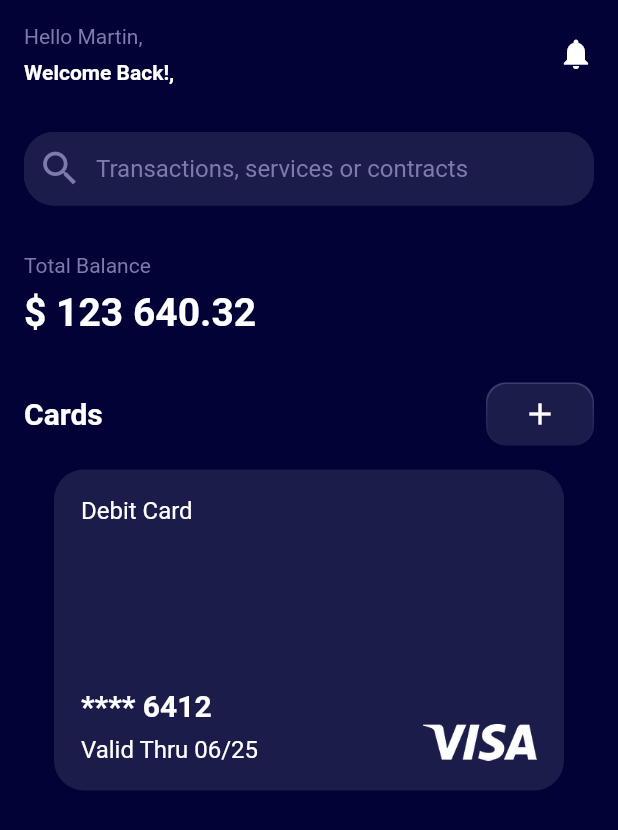
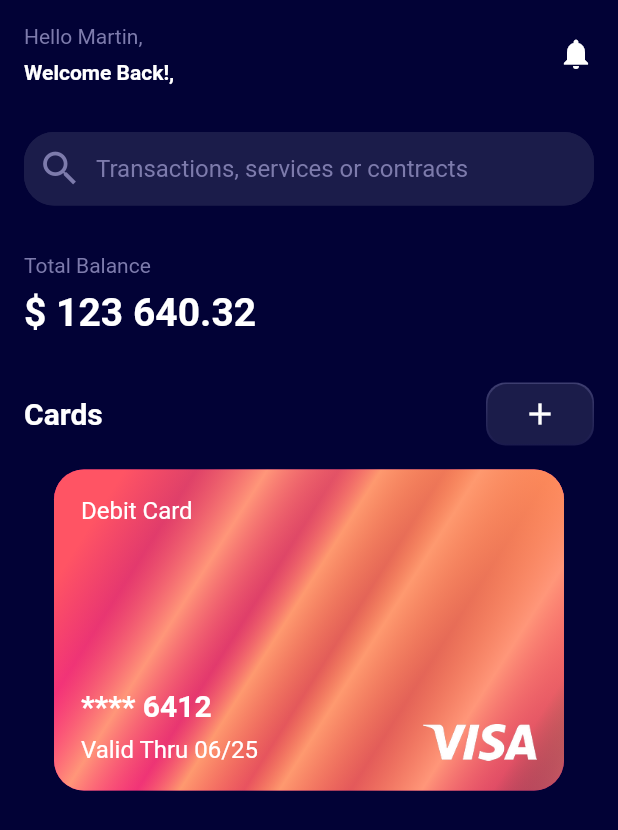
Before and after one commit to c0ff33-b34n/personal_finance_ui_flutter, a Flutter app: the screen it shows after launch, on a phone screen of 412 x 824 dp. Shown: the top 830 px of the screen. Run offline on Flutter 3.47's test engine with Material 2 defaults, Android fonts, the phone set to English and light mode, and no system bars.

Commit message:
Add multilayered gradient to PaymentCardWidget

```diff
--- a/lib/colors.dart
+++ b/lib/colors.dart
@@ -10,3 +10,12 @@ const kButtonGradientBottomDark = Color(0xFF1A1A4C);
 
 const kTextRed = Color(0xFFC62976);
 const kTextGreen = Color(0xFF51B6A6);
+
+const kGradientTransparent = Color(0x00111111);
+const kGradientPoint1 = Color(0xFFFF5464);
+const kGradientPoint2 = Color(0x77FF5464);
+const kGradientPoint3 = Color(0xFFFF9679);
+const kGradientPoint4 = Color(0x88FF8049);
+const kGradientPoint5 = Color(0xFFFE996F);
+const kGradientPoint6 = Color(0xFFFE996F);
+const kGradientPink = Color(0xFFFE1696);
--- a/lib/main.dart
+++ b/lib/main.dart
@@ -204,12 +204,50 @@ class PaymentCardWidget extends StatelessWidget {
   @override
   Widget build(BuildContext context) {
     return Container(
-      padding: const EdgeInsets.all(18),
       height: 214,
       width: 340,
       decoration: BoxDecoration(
-        color: kBackgroundSecondaryDark,
+          borderRadius: BorderRadius.circular(20.0), color: kGradientPink),
+      child: Container(
+        decoration: BoxDecoration(
           borderRadius: BorderRadius.circular(20.0),
+          gradient: const LinearGradient(
+            begin: Alignment.bottomLeft,
+            end: Alignment.topRight,
+            // Add one stop for each color. Stops should increase from 0 to 1
+            stops: [0.0, 1.0],
+            colors: [
+              // Colors are easy thanks to Flutter's Colors class.
+              kGradientTransparent,
+              kGradientPoint5,
+            ],
+          ),
+        ),
+        child: Container(
+          padding: const EdgeInsets.all(18),
+          decoration: BoxDecoration(
+            borderRadius: BorderRadius.circular(20.0),
+            gradient: const LinearGradient(
+              // Where the linear gradient begins and ends
+              begin: Alignment.topLeft,
+              end: Alignment.bottomRight,
+              // Add one stop for each color. Stops should increase from 0 to 1
+              stops: [0.1, 0.2, 0.3, 0.40, 0.46, 0.55, 0.6, 0.7, 0.8, 0.9, 1.0],
+              colors: [
+                // Colors are easy thanks to Flutter's Colors class.
+                kGradientPoint1,
+                kGradientPoint2,
+                kGradientPoint3,
+                kGradientPoint2,
+                kGradientPoint5,
+                kGradientPoint4,
+                kGradientPoint5,
+                kGradientPoint4,
+                kGradientPoint3,
+                kGradientPoint2,
+                kGradientTransparent,
+              ],
+            ),
           ),
           child: Row(
             children: [
@@ -220,7 +258,9 @@ class PaymentCardWidget extends StatelessWidget {
                   mainAxisAlignment: MainAxisAlignment.spaceBetween,
                   children: [
                     Text(
-                  card.cardType == CardType.Visa ? 'Debit Card' : 'Credit Card',
+                      card.cardType == CardType.Visa
+                          ? 'Debit Card'
+                          : 'Credit Card',
                       style: TextStyle(
                         fontSize: 16.0,
                       ),
@@ -276,6 +316,8 @@ class PaymentCardWidget extends StatelessWidget {
               ),
             ],
           ),
+        ),
+      ),
     );
   }
 }
```
Lines whose indentation alone changed are shown as unchanged.
